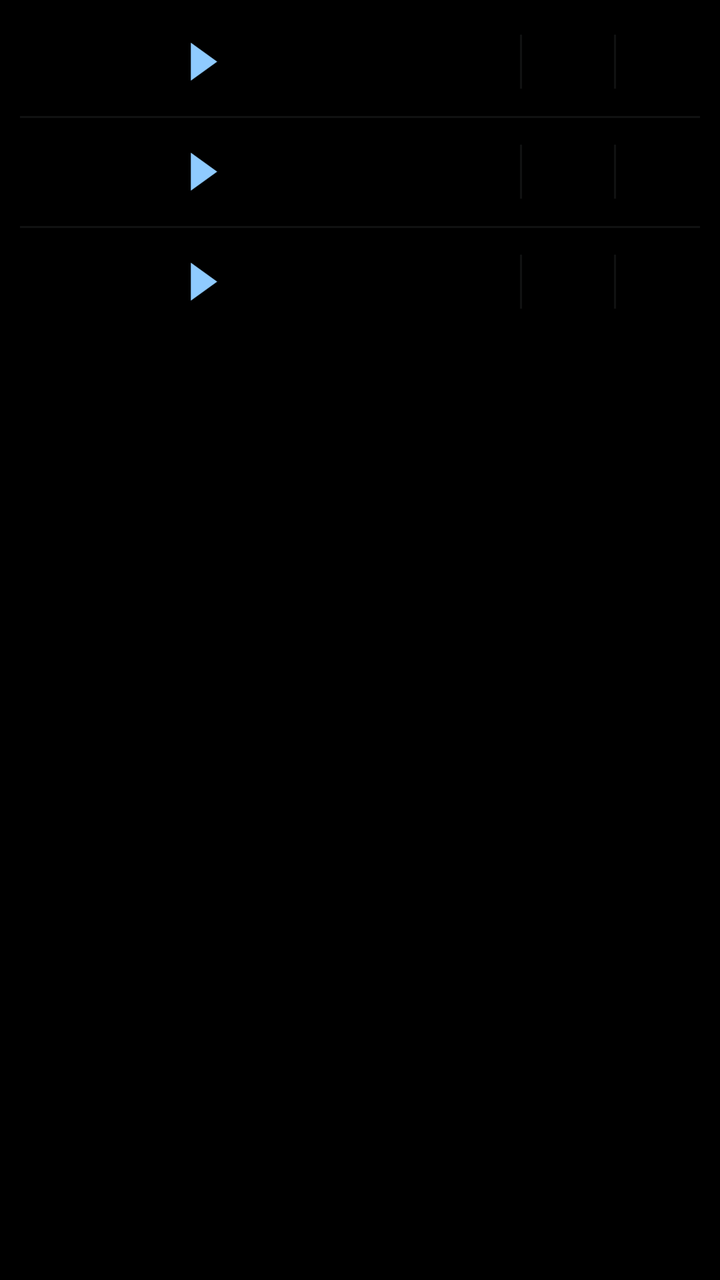
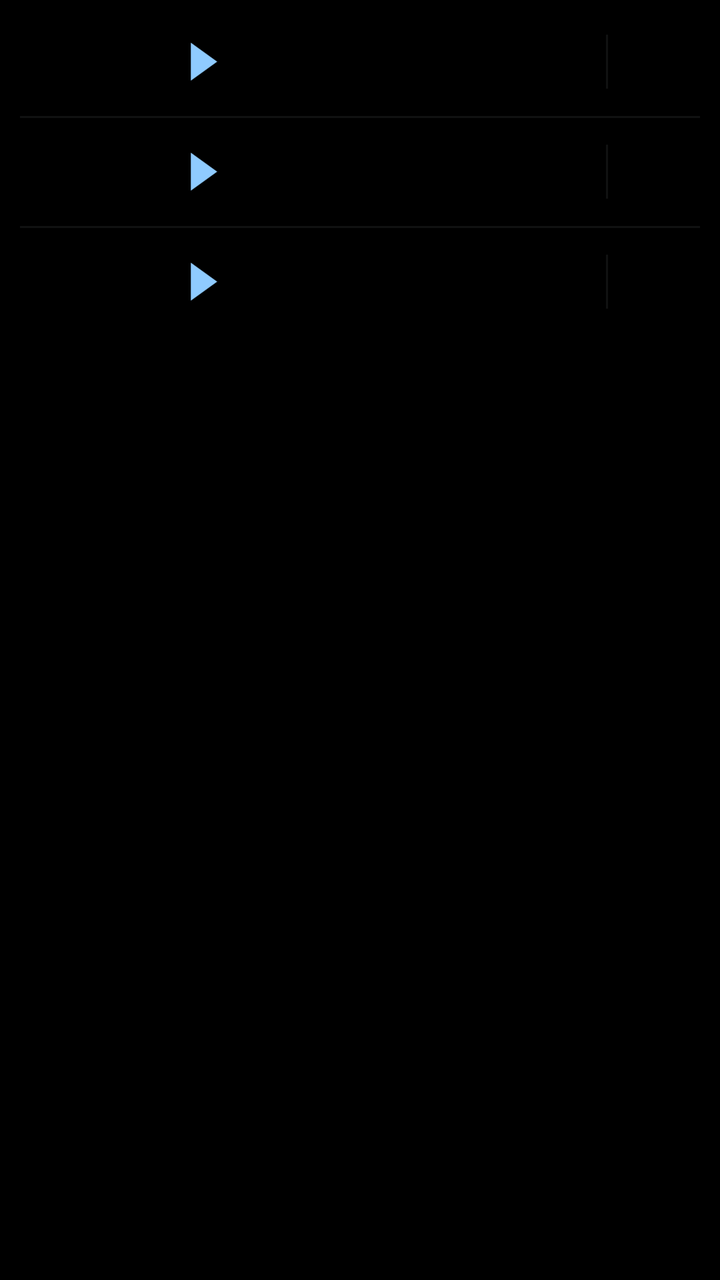

Two renders of the same Android screen: before a commit and after it. Below are the layout's source before the change and the commit's diff.
<!-- AndroidManifest.xml: application theme AppTheme -->
<!-- res/layout/widget_k3.xml -->
<?xml version="1.0" encoding="utf-8"?>
<FrameLayout
    xmlns:android="http://schemas.android.com/apk/res/android"
    android:id="@+id/root"
    android:layout_width="match_parent"
    android:layout_height="match_parent"
    android:padding="0dp">

    <FrameLayout
        android:layout_width="match_parent"
        android:layout_height="wrap_content">
        <ImageView
            android:id="@+id/rates_bg"
            android:layout_width="match_parent"
            android:layout_height="match_parent"
            android:importantForAccessibility="no"
            android:scaleType="fitXY" />
        <LinearLayout
            android:layout_width="match_parent"
            android:layout_height="wrap_content"
            android:background="@drawable/cur_clocks"
            android:clipToOutline="true"
            android:orientation="vertical"
            android:paddingTop="4dp"
            android:paddingBottom="4dp">
            <FrameLayout
                android:id="@+id/row_0"
                android:layout_width="match_parent"
                android:layout_height="54dp"
                android:foreground="?android:attr/selectableItemBackground">
                <LinearLayout
                    android:layout_width="match_parent"
                    android:layout_height="match_parent"
                    android:orientation="horizontal"
                    android:gravity="center_vertical"
                    android:paddingStart="16dp"
                    android:paddingEnd="10dp">
                    <LinearLayout
                        android:layout_width="wrap_content"
                        android:layout_height="wrap_content"
                        android:orientation="horizontal"
                        android:gravity="center_vertical">
                        <ImageView
                            android:id="@+id/fl_a_0"
                            android:layout_width="28dp"
                            android:layout_height="28dp"
                            android:scaleType="fitCenter" />
                        
                        <ImageView
                            android:id="@+id/code_a_0"
                            android:layout_width="36dp"
                            android:layout_height="22dp"
                            android:layout_marginStart="9dp"
                            android:scaleType="fitStart" />
                        
                        <ImageView
                            android:id="@+id/arrow_0"
                            android:layout_width="16dp"
                            android:layout_height="19dp"
                            android:src="@drawable/cur_arrow"
                            android:layout_marginStart="5dp"
                            android:layout_marginEnd="9dp"
                            android:scaleType="fitCenter" />
                        <ImageView
                            android:id="@+id/fl_b_0"
                            android:layout_width="28dp"
                            android:layout_height="28dp"
                            android:scaleType="fitCenter" />
                        <ImageView
                            android:id="@+id/code_b_0"
                            android:layout_width="wrap_content"
                            android:layout_height="22dp"
                            android:adjustViewBounds="true"
                            android:layout_marginStart="9dp"
                            android:scaleType="fitStart" />
                    </LinearLayout>
                    <FrameLayout
                        android:layout_width="0dp"
                        android:layout_height="1dp"
                        android:layout_weight="1" />
                    <LinearLayout
                        android:layout_width="wrap_content"
                        android:layout_height="wrap_content"
                        android:orientation="vertical"
                        android:layout_marginStart="2dp">
                        <ImageView
                            android:id="@+id/mkt_val_0"
                            android:layout_width="48dp"
                            android:layout_height="15.6dp"
                            android:layout_marginTop="0.2dp"
                            android:layout_marginBottom="0.2dp"
                            android:scaleType="fitEnd" />
                        <ImageView
                            android:id="@+id/visa_val_0"
                            android:layout_width="48dp"
                            android:layout_height="15.6dp"
                            android:layout_marginTop="2.2dp"
                            android:layout_marginBottom="0.2dp"
                            android:scaleType="fitEnd" />
                    </LinearLayout>
                    
                    <ImageView
                        android:layout_width="1dp"
                        android:layout_height="27dp"
                        android:layout_marginStart="12dp"
                        android:layout_marginEnd="10dp"
                        android:importantForAccessibility="no"
                        android:scaleType="fitXY"
                        android:src="@drawable/cur_div" />
                    
                    <LinearLayout
                        android:layout_width="wrap_content"
                        android:layout_height="wrap_content"
                        android:orientation="vertical"
                        android:gravity="center_horizontal">
                        <ImageView
                            android:id="@+id/mkt_lbl_0"
                            android:layout_width="wrap_content"
                            android:layout_height="16dp"
                            android:paddingTop="0.85dp"
                            android:paddingBottom="0.85dp"
                            android:adjustViewBounds="true"
                            android:scaleType="fitCenter" />
                        <ImageView
                            android:id="@+id/visa_logo_0"
                            android:layout_width="26dp"
                            android:layout_height="16dp"
                            android:paddingTop="1.5dp"
                            android:paddingBottom="1.5dp"
                            android:layout_marginTop="2dp"
                            android:scaleType="fitCenter" />
                    </LinearLayout>
                    
                    <ImageView
                        android:layout_width="1dp"
                        android:layout_height="27dp"
                        android:layout_marginStart="10dp"
                        android:layout_marginEnd="4dp"
                        android:importantForAccessibility="no"
                        android:scaleType="fitXY"
                        android:src="@drawable/cur_div" />
                    <ImageView
                        android:id="@+id/mood_0"
                        android:layout_width="38dp"
                        android:layout_height="38dp"
                        android:layout_gravity="center_vertical"
                        android:importantForAccessibility="no"
                        android:scaleType="fitCenter" />
                </LinearLayout>
            </FrameLayout>
            <ImageView
                android:id="@+id/div_1"
                android:layout_width="match_parent"
                android:layout_height="1dp"
                android:layout_marginStart="10dp"
                android:layout_marginEnd="10dp"
                android:importantForAccessibility="no"
                android:scaleType="fitXY"
                android:src="@drawable/cur_div" />
            <FrameLayout
                android:id="@+id/row_1"
                android:layout_width="match_parent"
                android:layout_height="54dp"
                android:foreground="?android:attr/selectableItemBackground">
                <LinearLayout
                    android:layout_width="match_parent"
                    android:layout_height="match_parent"
                    android:orientation="horizontal"
                    android:gravity="center_vertical"
                    android:paddingStart="16dp"
                    android:paddingEnd="10dp">
                    <LinearLayout
                        android:layout_width="wrap_content"
                        android:layout_height="wrap_content"
                        android:orientation="horizontal"
                        android:gravity="center_vertical">
                        <ImageView
                            android:id="@+id/fl_a_1"
                            android:layout_width="28dp"
                            android:layout_height="28dp"
                            android:scaleType="fitCenter" />
                        
                        <ImageView
                            android:id="@+id/code_a_1"
                            android:layout_width="36dp"
                            android:layout_height="22dp"
                            android:layout_marginStart="9dp"
                            android:scaleType="fitStart" />
                        
                        <ImageView
                            android:id="@+id/arrow_1"
                            android:layout_width="16dp"
                            android:layout_height="19dp"
                            android:src="@drawable/cur_arrow"
                            android:layout_marginStart="5dp"
                            android:layout_marginEnd="9dp"
                            android:scaleType="fitCenter" />
                        <ImageView
                            android:id="@+id/fl_b_1"
                            android:layout_width="28dp"
                            android:layout_height="28dp"
                            android:scaleType="fitCenter" />
                        <ImageView
                            android:id="@+id/code_b_1"
                            android:layout_width="wrap_content"
                            android:layout_height="22dp"
                            android:adjustViewBounds="true"
                            android:layout_marginStart="9dp"
                            android:scaleType="fitStart" />
                    </LinearLayout>
                    <FrameLayout
                        android:layout_width="0dp"
                        android:layout_height="1dp"
                        android:layout_weight="1" />
                    <LinearLayout
                        android:layout_width="wrap_content"
                        android:layout_height="wrap_content"
                        android:orientation="vertical"
                        android:layout_marginStart="2dp">
                        <ImageView
                            android:id="@+id/mkt_val_1"
                            android:layout_width="48dp"
                            android:layout_height="15.6dp"
                            android:layout_marginTop="0.2dp"
                            android:layout_marginBottom="0.2dp"
                            android:scaleType="fitEnd" />
                        <ImageView
                            android:id="@+id/visa_val_1"
                            android:layout_width="48dp"
                            android:layout_height="15.6dp"
                            android:layout_marginTop="2.2dp"
                            android:layout_marginBottom="0.2dp"
                            android:scaleType="fitEnd" />
                    </LinearLayout>
                    
                    <ImageView
                        android:layout_width="1dp"
                        android:layout_height="27dp"
                        android:layout_marginStart="12dp"
                        android:layout_marginEnd="10dp"
                        android:importantForAccessibility="no"
                        android:scaleType="fitXY"
                        android:src="@drawable/cur_div" />
                    
                    <LinearLayout
                        android:layout_width="wrap_content"
                        android:layout_height="wrap_content"
                        android:orientation="vertical"
                        android:gravity="center_horizontal">
                        <ImageView
                            android:id="@+id/mkt_lbl_1"
                            android:layout_width="wrap_content"
                            android:layout_height="16dp"
                            android:paddingTop="0.85dp"
                            android:paddingBottom="0.85dp"
                            android:adjustViewBounds="true"
                            android:scaleType="fitCenter" />
                        <ImageView
                            android:id="@+id/visa_logo_1"
                            android:layout_width="26dp"
                            android:layout_height="16dp"
                            android:paddingTop="1.5dp"
                            android:paddingBottom="1.5dp"
                            android:layout_marginTop="2dp"
                            android:scaleType="fitCenter" />
                    </LinearLayout>
                    
                    <ImageView
                        android:layout_width="1dp"
                        android:layout_height="27dp"
                        android:layout_marginStart="10dp"
                        android:layout_marginEnd="4dp"
                        android:importantForAccessibility="no"
                        android:scaleType="fitXY"
                        android:src="@drawable/cur_div" />
                    <ImageView
                        android:id="@+id/mood_1"
                        android:layout_width="38dp"
                        android:layout_height="38dp"
                        android:layout_gravity="center_vertical"
                        android:importantForAccessibility="no"
                        android:scaleType="fitCenter" />
                </LinearLayout>
            </FrameLayout>
            <ImageView
                android:id="@+id/div_2"
                android:layout_width="match_parent"
                android:layout_height="1dp"
                android:layout_marginStart="10dp"
                android:layout_marginEnd="10dp"
                android:importantForAccessibility="no"
                android:scaleType="fitXY"
                android:src="@drawable/cur_div" />
            <FrameLayout
                android:id="@+id/row_2"
                android:layout_width="match_parent"
                android:layout_height="54dp"
                android:foreground="?android:attr/selectableItemBackground">
                <LinearLayout
                    android:layout_width="match_parent"
                    android:layout_height="match_parent"
                    android:orientation="horizontal"
                    android:gravity="center_vertical"
                    android:paddingStart="16dp"
                    android:paddingEnd="10dp">
                    <LinearLayout
                        android:layout_width="wrap_content"
                        android:layout_height="wrap_content"
                        android:orientation="horizontal"
                        android:gravity="center_vertical">
                        <ImageView
                            android:id="@+id/fl_a_2"
                            android:layout_width="28dp"
                            android:layout_height="28dp"
                            android:scaleType="fitCenter" />
                        
                        <ImageView
                            android:id="@+id/code_a_2"
                            android:layout_width="36dp"
                            android:layout_height="22dp"
                            android:layout_marginStart="9dp"
                            android:scaleType="fitStart" />
                        
                        <ImageView
                            android:id="@+id/arrow_2"
                            android:layout_width="16dp"
                            android:layout_height="19dp"
                            android:src="@drawable/cur_arrow"
                            android:layout_marginStart="5dp"
                            android:layout_marginEnd="9dp"
                            android:scaleType="fitCenter" />
                        <ImageView
                            android:id="@+id/fl_b_2"
                            android:layout_width="28dp"
                            android:layout_height="28dp"
                            android:scaleType="fitCenter" />
                        <ImageView
                            android:id="@+id/code_b_2"
                            android:layout_width="wrap_content"
                            android:layout_height="22dp"
                            android:adjustViewBounds="true"
                            android:layout_marginStart="9dp"
                            android:scaleType="fitStart" />
                    </LinearLayout>
                    <FrameLayout
                        android:layout_width="0dp"
                        android:layout_height="1dp"
                        android:layout_weight="1" />
                    <LinearLayout
                        android:layout_width="wrap_content"
                        android:layout_height="wrap_content"
                        android:orientation="vertical"
                        android:layout_marginStart="2dp">
                        <ImageView
                            android:id="@+id/mkt_val_2"
                            android:layout_width="48dp"
                            android:layout_height="15.6dp"
                            android:layout_marginTop="0.2dp"
                            android:layout_marginBottom="0.2dp"
                            android:scaleType="fitEnd" />
                        <ImageView
                            android:id="@+id/visa_val_2"
                            android:layout_width="48dp"
                            android:layout_height="15.6dp"
                            android:layout_marginTop="2.2dp"
                            android:layout_marginBottom="0.2dp"
                            android:scaleType="fitEnd" />
                    </LinearLayout>
                    
                    <ImageView
                        android:layout_width="1dp"
                        android:layout_height="27dp"
                        android:layout_marginStart="12dp"
                        android:layout_marginEnd="10dp"
                        android:importantForAccessibility="no"
                        android:scaleType="fitXY"
                        android:src="@drawable/cur_div" />
                    
                    <LinearLayout
                        android:layout_width="wrap_content"
                        android:layout_height="wrap_content"
                        android:orientation="vertical"
                        android:gravity="center_horizontal">
                        <ImageView
                            android:id="@+id/mkt_lbl_2"
                            android:layout_width="wrap_content"
                            android:layout_height="16dp"
                            android:paddingTop="0.85dp"
                            android:paddingBottom="0.85dp"
                            android:adjustViewBounds="true"
                            android:scaleType="fitCenter" />
                        <ImageView
                            android:id="@+id/visa_logo_2"
                            android:layout_width="26dp"
                            android:layout_height="16dp"
                            android:paddingTop="1.5dp"
                            android:paddingBottom="1.5dp"
                            android:layout_marginTop="2dp"
                            android:scaleType="fitCenter" />
                    </LinearLayout>
                    
                    <ImageView
                        android:layout_width="1dp"
                        android:layout_height="27dp"
                        android:layout_marginStart="10dp"
                        android:layout_marginEnd="4dp"
                        android:importantForAccessibility="no"
                        android:scaleType="fitXY"
                        android:src="@drawable/cur_div" />
                    <ImageView
                        android:id="@+id/mood_2"
                        android:layout_width="38dp"
                        android:layout_height="38dp"
                        android:layout_gravity="center_vertical"
                        android:importantForAccessibility="no"
                        android:scaleType="fitCenter" />
                </LinearLayout>
            </FrameLayout>
        </LinearLayout>
    </FrameLayout>
</FrameLayout>
<!-- resources referenced by this layout -->
<resources>
  <!-- drawable cur_arrow (drawable) -->
  <?xml version="1.0" encoding="utf-8"?>
  <vector xmlns:android="http://schemas.android.com/apk/res/android" android:width="20dp" android:height="26dp" android:viewportWidth="20" android:viewportHeight="26">
      <path android:fillColor="#FF8FCBFF" android:pathData="M1,0L1,26L19,13Z" />
  </vector>
  <!-- drawable cur_clocks (drawable) -->
  <?xml version="1.0" encoding="utf-8"?>
  <shape xmlns:android="http://schemas.android.com/apk/res/android" android:shape="rectangle">
      <solid android:color="#00000000" />
      <corners android:radius="@dimen/widget_radius" />
  </shape>
  <!-- drawable cur_div (drawable) -->
  <?xml version="1.0" encoding="utf-8"?>
  <shape xmlns:android="http://schemas.android.com/apk/res/android" android:shape="rectangle">
      <solid android:color="#12E2EEFF" />
  </shape>
  <style name="AppTheme" parent="@android:style/Theme.DeviceDefault.NoActionBar">
          <item name="android:colorAccent">#8FCBFF</item>
          <item name="android:colorControlActivated">#8FCBFF</item>
          <item name="android:windowBackground">#000000</item>
          <item name="android:statusBarColor">@android:color/transparent</item>
          <item name="android:navigationBarColor">@android:color/transparent</item>
          <item name="android:textColorHint">#718096</item>
      </style>
  <dimen name="widget_radius">28dp</dimen>
</resources>

<!-- the commit's change to res/layout/widget_k3.xml (unified diff, before → after) -->
@@ -34,7 +34,7 @@
                     android:orientation="horizontal"
                     android:gravity="center_vertical"
                     android:paddingStart="16dp"
-                    android:paddingEnd="10dp">
+                    android:paddingEnd="14dp">
                     <LinearLayout
                         android:layout_width="wrap_content"
                         android:layout_height="wrap_content"
@@ -99,18 +99,10 @@
                             android:scaleType="fitEnd" />
                     </LinearLayout>
                     
-                    <ImageView
-                        android:layout_width="1dp"
-                        android:layout_height="27dp"
+                    <LinearLayout
+                        android:layout_width="wrap_content"
+                        android:layout_height="wrap_content"
                         android:layout_marginStart="12dp"
-                        android:layout_marginEnd="10dp"
-                        android:importantForAccessibility="no"
-                        android:scaleType="fitXY"
-                        android:src="@drawable/cur_div" />
-                    
-                    <LinearLayout
-                        android:layout_width="wrap_content"
-                        android:layout_height="wrap_content"
                         android:orientation="vertical"
                         android:gravity="center_horizontal">
                         <ImageView
@@ -168,7 +160,7 @@
                     android:orientation="horizontal"
                     android:gravity="center_vertical"
                     android:paddingStart="16dp"
-                    android:paddingEnd="10dp">
+                    android:paddingEnd="14dp">
                     <LinearLayout
                         android:layout_width="wrap_content"
                         android:layout_height="wrap_content"
@@ -233,18 +225,10 @@
                             android:scaleType="fitEnd" />
                     </LinearLayout>
                     
-                    <ImageView
-                        android:layout_width="1dp"
-                        android:layout_height="27dp"
+                    <LinearLayout
+                        android:layout_width="wrap_content"
+                        android:layout_height="wrap_content"
                         android:layout_marginStart="12dp"
-                        android:layout_marginEnd="10dp"
-                        android:importantForAccessibility="no"
-                        android:scaleType="fitXY"
-                        android:src="@drawable/cur_div" />
-                    
-                    <LinearLayout
-                        android:layout_width="wrap_content"
-                        android:layout_height="wrap_content"
                         android:orientation="vertical"
                         android:gravity="center_horizontal">
                         <ImageView
@@ -302,7 +286,7 @@
                     android:orientation="horizontal"
                     android:gravity="center_vertical"
                     android:paddingStart="16dp"
-                    android:paddingEnd="10dp">
+                    android:paddingEnd="14dp">
                     <LinearLayout
                         android:layout_width="wrap_content"
                         android:layout_height="wrap_content"
@@ -367,18 +351,10 @@
                             android:scaleType="fitEnd" />
                     </LinearLayout>
                     
-                    <ImageView
-                        android:layout_width="1dp"
-                        android:layout_height="27dp"
+                    <LinearLayout
+                        android:layout_width="wrap_content"
+                        android:layout_height="wrap_content"
                         android:layout_marginStart="12dp"
-                        android:layout_marginEnd="10dp"
-                        android:importantForAccessibility="no"
-                        android:scaleType="fitXY"
-                        android:src="@drawable/cur_div" />
-                    
-                    <LinearLayout
-                        android:layout_width="wrap_content"
-                        android:layout_height="wrap_content"
                         android:orientation="vertical"
                         android:gravity="center_horizontal">
                         <ImageView
